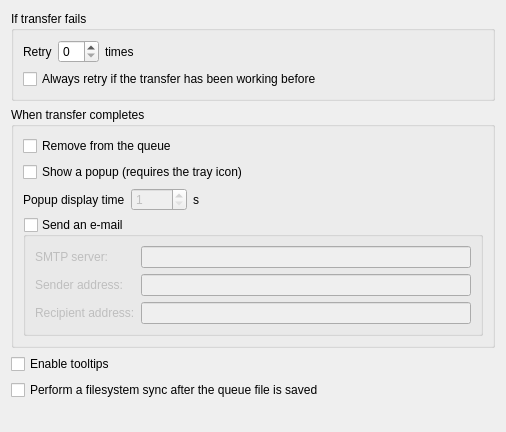
Before: the Qt Designer form src/SettingsQueueForm.ui in LubosD/fatrat, drawn with Qt 5.
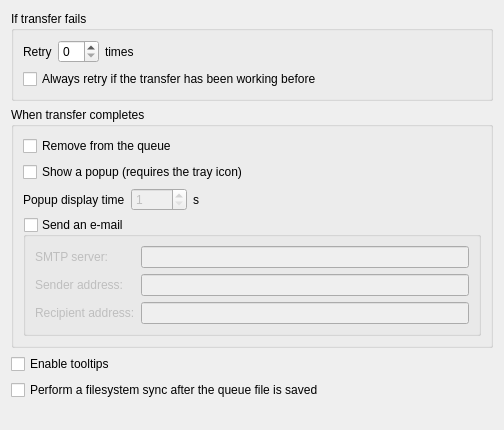
After: the same form once the commit is applied.

```diff
--- a/src/SettingsQueueForm.ui
+++ b/src/SettingsQueueForm.ui
@@ -6,8 +6,8 @@
    <rect>
     <x>0</x>
     <y>0</y>
-    <width>506</width>
-    <height>432</height>
+    <width>504</width>
+    <height>430</height>
    </rect>
   </property>
   <layout class="QGridLayout" name="gridLayout">
```
Left out of the diff: 19 changed lines with no effect on the pictures.
